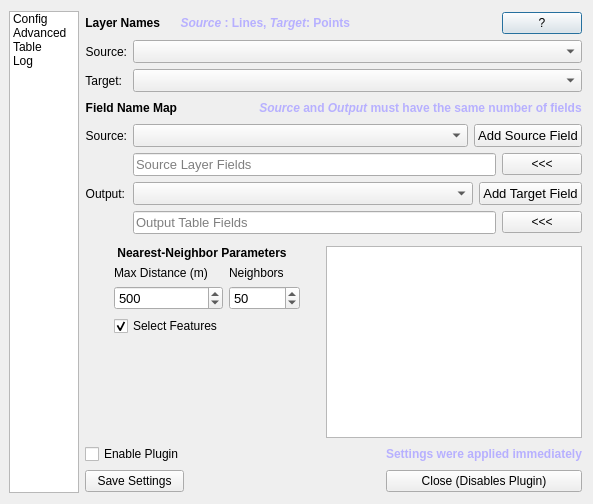
This is src/dialog_ui/dialog_base.ui in tetrakai1/GetFeats as Qt 5 draws it before an edit. The edited form follows.
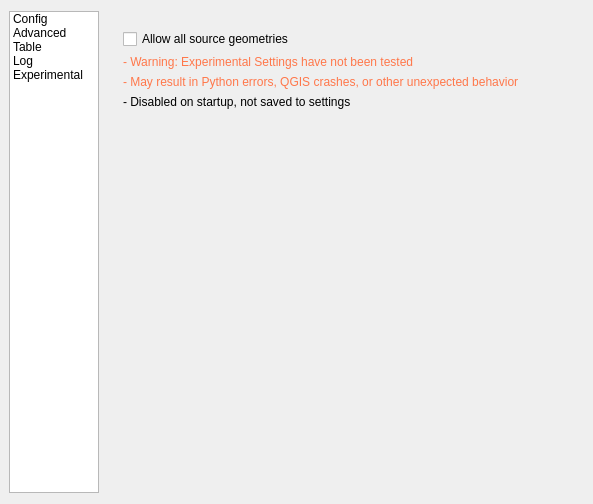
This is the edited form. The open tabs and pages were chosen to show the change. Custom widgets are drawn as their Qt base class.

Commit message: Added experimental page with option to select any source layer with geometry, except current target layer

```diff
--- a/src/dialog_ui/dialog_base.ui
+++ b/src/dialog_ui/dialog_base.ui
@@ -30,13 +30,13 @@
      </property>
      <property name="minimumSize">
       <size>
-       <width>70</width>
+       <width>90</width>
        <height>0</height>
       </size>
      </property>
      <property name="maximumSize">
       <size>
-       <width>70</width>
+       <width>90</width>
        <height>5000</height>
       </size>
      </property>
@@ -60,6 +60,11 @@
        <string>Log</string>
       </property>
      </item>
+     <item>
+      <property name="text">
+       <string>Experimental</string>
+      </property>
+     </item>
     </widget>
    </item>
    <item>
@@ -1004,7 +1009,7 @@
                            <number>1</number>
                           </property>
                           <property name="maximum">
-                           <number>100000</number>
+                           <number>1000000</number>
                           </property>
                           <property name="value">
                            <number>500</number>
@@ -1948,6 +1953,66 @@
        </item>
       </layout>
      </widget>
+     <widget class="QWidget" name="page_5">
+      <layout class="QVBoxLayout" name="verticalLayout_13">
+       <item>
+        <widget class="QFrame" name="frame_27">
+         <property name="frameShape">
+          <enum>QFrame::NoFrame</enum>
+         </property>
+         <property name="frameShadow">
+          <enum>QFrame::Plain</enum>
+         </property>
+         <property name="lineWidth">
+          <number>0</number>
+         </property>
+         <layout class="QVBoxLayout" name="verticalLayout_12">
+          <item>
+           <widget class="QCheckBox" name="allowAllSourceGeoms">
+            <property name="text">
+             <string>Allow all source geometries</string>
+            </property>
+           </widget>
+          </item>
+          <item>
+           <widget class="QLabel" name="label_9">
+            <property name="text">
+             <string>&lt;html&gt;&lt;head/&gt;&lt;body&gt;&lt;p&gt;&lt;span style=&quot; color:#ff774a;&quot;&gt;- Warning: Experimental Settings have not been tested&lt;/span&gt;&lt;/p&gt;&lt;/body&gt;&lt;/html&gt;</string>
+            </property>
+           </widget>
+          </item>
+          <item>
+           <widget class="QLabel" name="label_10">
+            <property name="text">
+             <string>&lt;html&gt;&lt;head/&gt;&lt;body&gt;&lt;p&gt;&lt;span style=&quot; color:#ff774a;&quot;&gt;  - May result in Python errors, QGIS crashes, or other unexpected behavior&lt;/span&gt;&lt;/p&gt;&lt;/body&gt;&lt;/html&gt;</string>
+            </property>
+           </widget>
+          </item>
+          <item>
+           <widget class="QLabel" name="label_11">
+            <property name="text">
+             <string>- Disabled on startup, not saved to settings</string>
+            </property>
+           </widget>
+          </item>
+          <item>
+           <spacer name="verticalSpacer_2">
+            <property name="orientation">
+             <enum>Qt::Vertical</enum>
+            </property>
+            <property name="sizeHint" stdset="0">
+             <size>
+              <width>20</width>
+              <height>40</height>
+             </size>
+            </property>
+           </spacer>
+          </item>
+         </layout>
+        </widget>
+       </item>
+      </layout>
+     </widget>
     </widget>
    </item>
   </layout>
```
Left out of the diff: 2 changed lines with no effect on the pictures. The commit also changes 1 other file.
